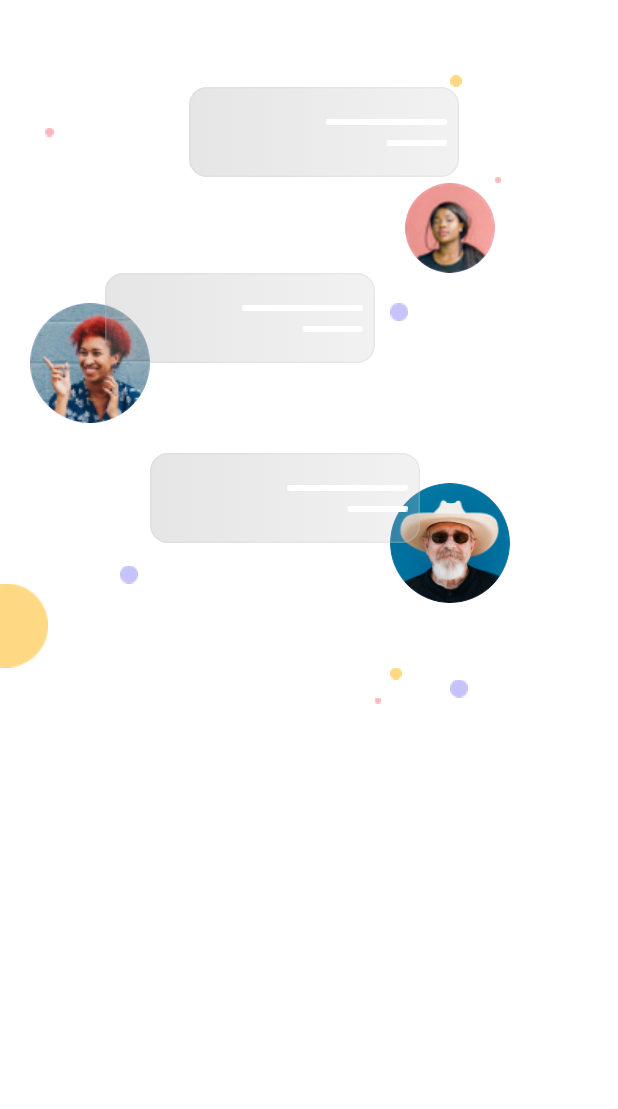
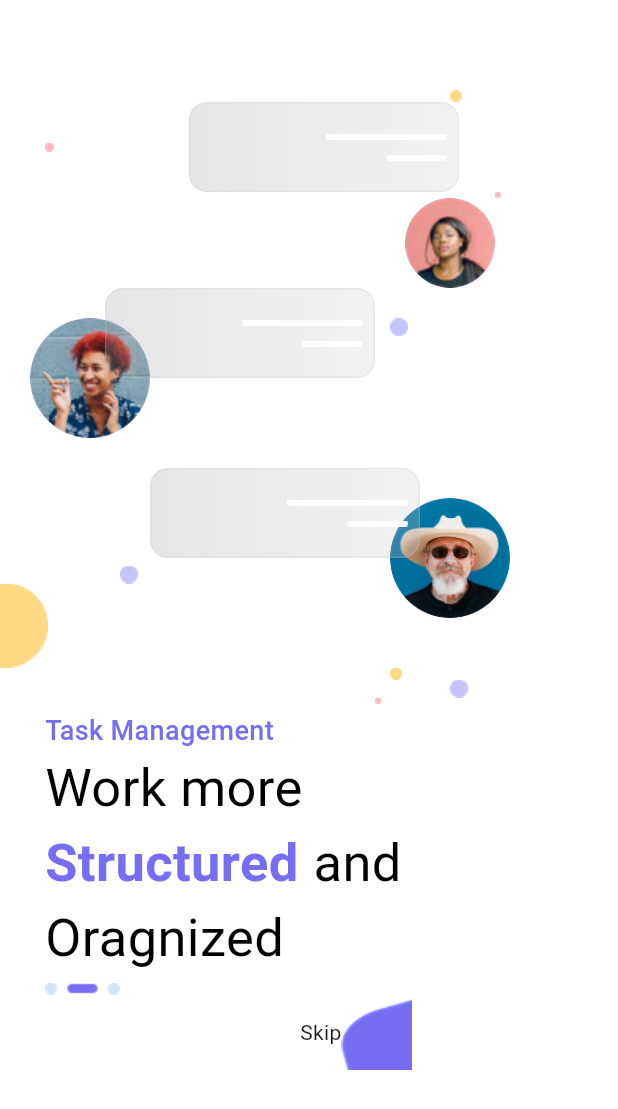
Before and after one commit to adeenazara2002/Flutter-final-project, a Flutter app: the screen it shows after launch, on a phone screen of 412 x 824 dp. Shown: the top 1109 px of the screen. Run offline on Flutter 3.47's test engine with Material 3 defaults, Android fonts, the phone set to English and light mode, and no system bars.

Commit message:
Onboard Screen

```diff
--- a/lib/Screens/onBoard1.dart
+++ b/lib/Screens/onBoard1.dart
@@ -18,7 +18,7 @@ class _OnBoardState extends State<OnBoard> {
         child: Column(
           children: [
             SizedBox(
-              height: 50,
+              height: 60,
             ),
             Row(
               children: [
@@ -96,11 +96,11 @@ class _OnBoardState extends State<OnBoard> {
                 clipBehavior: Clip.none, // Allow overflow for overlap
                 children: [
                   Row(
-              children: [
-                Padding(padding: EdgeInsets.only(left: 260)),
-                Image.asset('assets/images/purpleBall.png'),
-              ],
-            ),
+                    children: [
+                      Padding(padding: EdgeInsets.only(left: 260)),
+                      Image.asset('assets/images/purpleBall.png'),
+                    ],
+                  ),
                   // CircleAvatar (red head)
                   Positioned(
                     top: 0, // Place red head at the base
@@ -154,7 +154,7 @@ class _OnBoardState extends State<OnBoard> {
             ),
 
             SizedBox(
-              height: 50, // Height of the stack
+              height: 40, // Height of the stack
               child: Stack(
                 clipBehavior: Clip.none, // Allow overflow for overlap
                 children: [
@@ -170,7 +170,8 @@ class _OnBoardState extends State<OnBoard> {
                   // Grey Container overlapping the top right of redhead image
                   Positioned(
                     top: -20, // Adjust overlap to make container appear higher
-                    left: 100, // Adjust positioning to overlap the redhead image
+                    left:
+                        100, // Adjust positioning to overlap the redhead image
                     child: Container(
                       height: 60,
                       width: 180,
@@ -251,6 +252,86 @@ class _OnBoardState extends State<OnBoard> {
                 Image.asset('assets/images/pinkBall.png'),
               ],
             ),
+
+            // texts start
+            SizedBox(
+              height: 5,
+            ),
+            Row(
+              children: [
+                Padding(padding: EdgeInsets.only(left: 30)),
+                Text(
+                  'Task Management',
+                  style: TextStyle(
+                      color: Color.fromRGBO(117, 110, 243, 1),
+                      fontSize: 18,
+                      fontWeight: FontWeight.w500),
+                ),
+              ],
+            ),
+            Row(
+              children: [
+                Padding(padding: EdgeInsets.only(left: 30)),
+                Text(
+                  'Work more',
+                  style: TextStyle(
+                      color: Colors.black,
+                      fontSize: 35,
+                      fontWeight: FontWeight.w400),
+                ),
+              ],
+            ),
+
+            Row(
+              children: [
+                Padding(padding: EdgeInsets.only(left: 30)),
+                Text(
+                  'Structured',
+                  style: TextStyle(
+                      color: Color.fromRGBO(117, 110, 243, 1),
+                      fontSize: 35,
+                      fontWeight: FontWeight.w600),
+                ),
+                Padding(padding: EdgeInsets.only(left: 10)),
+                Text(
+                  'and',
+                  style: TextStyle(
+                      color: Colors.black,
+                      fontSize: 35,
+                      fontWeight: FontWeight.w400),
+                ),
+              ],
+            ),
+
+            Row(
+              children: [
+                Padding(padding: EdgeInsets.only(left: 30)),
+                Text(
+                  'Oragnized',
+                  style: TextStyle(
+                      color: Colors.black,
+                      fontSize: 35,
+                      fontWeight: FontWeight.w400),
+                ),
+              ],
+            ),
+SizedBox(height: 5,),
+            Row(
+              children: [
+                Padding(padding: EdgeInsets.only(left: 30)),
+
+                Image.asset('assets/images/Sliedbar.png'),
+              ],
+            ),
+
+            Row(
+              children: [
+                Padding(padding: EdgeInsets.only(left: 200)),
+
+                Text('Skip'),
+                Image.asset('assets/images/rectangle.png')
+              ],
+            )
           ],
         ),
       ),
```
Also changed, not shown: assets/images/Sliedbar.png (added), assets/images/rectangle.png.
